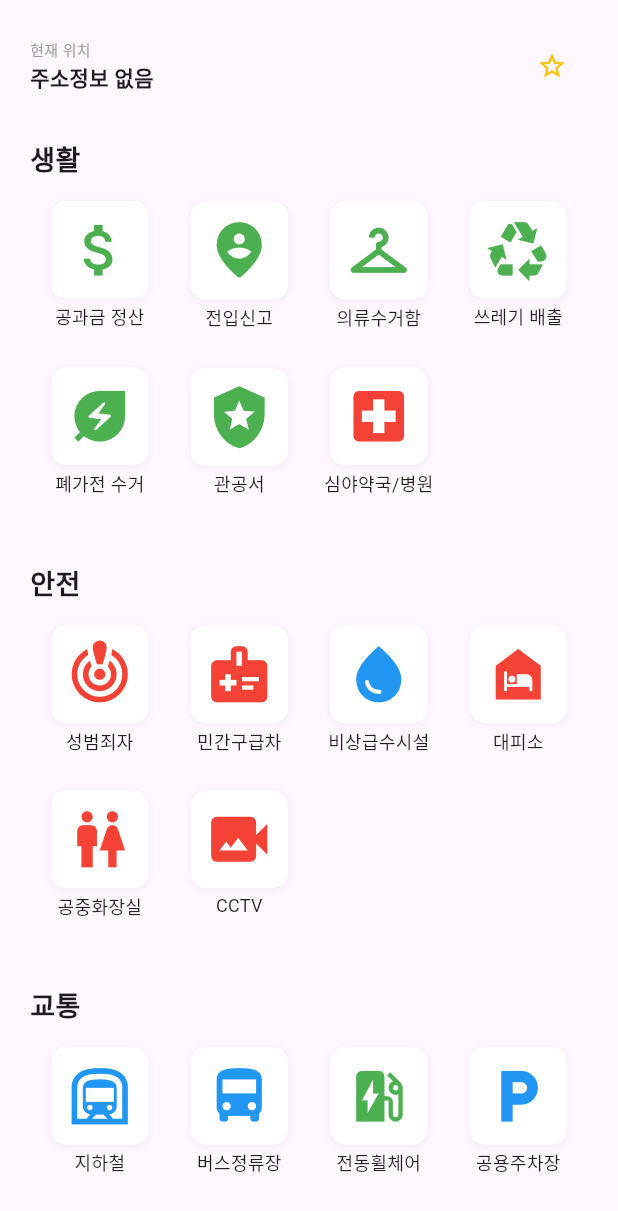
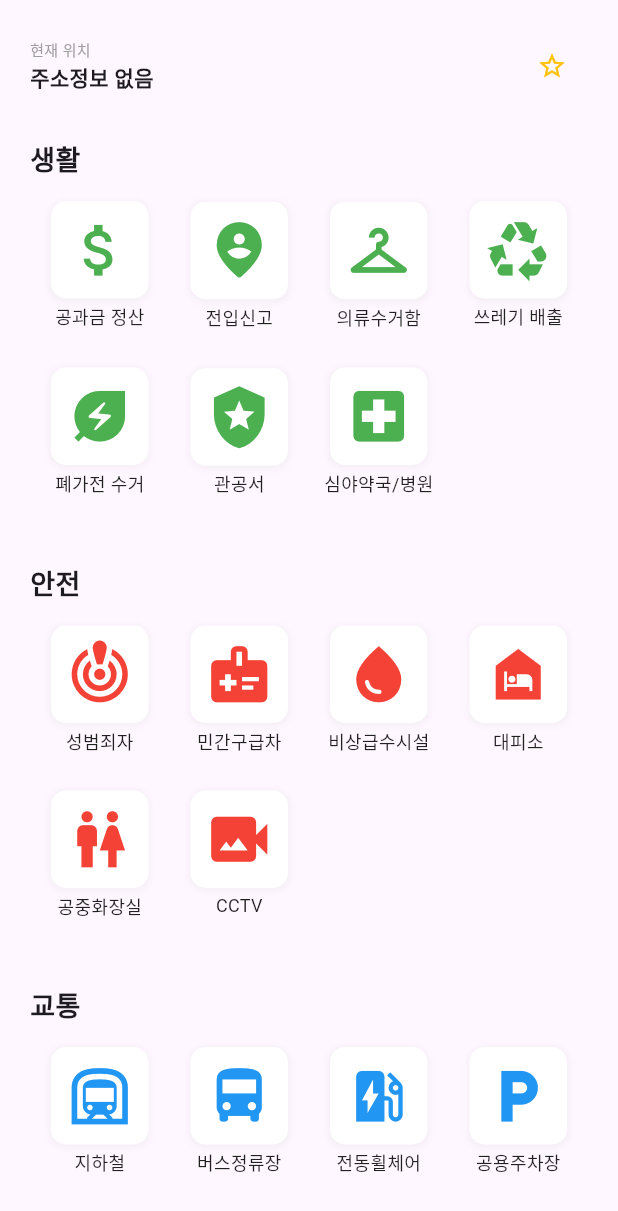
Before and after one commit to kant300/moveon_app, a Flutter app: the Menu screen opened by its route, on a phone screen of 412 x 824 dp. Shown: the top 1211 px of the screen. Run offline on Flutter 3.47's test engine with Material 3 defaults, Android fonts, the phone set to English and light mode, and no system bars; our stand-ins replace dio, geocoding, geolocator, permission_handler, shared_preferences, webview_flutter; accounts and stored records are empty; network calls fail; statements that could not run were skipped.

Commit message:
메뉴아이콘색상

```diff
--- a/lib/Menu.dart
+++ b/lib/Menu.dart
@@ -427,7 +427,7 @@ class MenuState extends State<Menu> {
                       "/map",
                       arguments: "night",
                     ),
-                    Colors.red,
+                    Colors.green,
                     "심야약국/병원",
                   ),
                 ], crossAxisCount: 4), // 한 줄에 4개 배치
@@ -466,7 +466,7 @@ class MenuState extends State<Menu> {
                     Icons.water_drop,
                     "비상급수시설",
                     () => Navigator.pushNamed(context, "/safety/water"),
-                    Colors.blue,
+                    Colors.red,
                     "비상급수시설",
                   ),
                   // 텍스트 축약
@@ -538,7 +538,7 @@ class MenuState extends State<Menu> {
                       "/map",
                       arguments: "wheelchairCharger",
                     ),
-                    Colors.green,
+                    Colors.blue,
                     "전동휠체어 충전소",
                   ),
                   // 텍스트 축약
```
